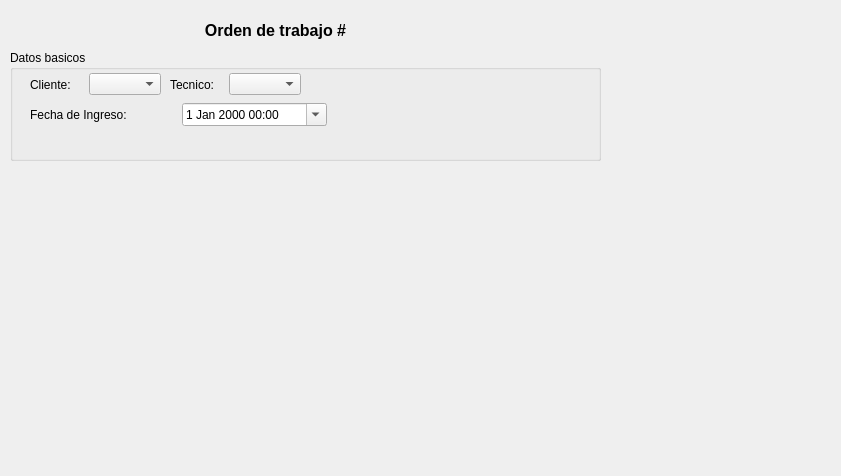
chungote/gestotux, file trunk/plugins/ordentrabajo/formordentrabajobase.ui: the form before one commit.
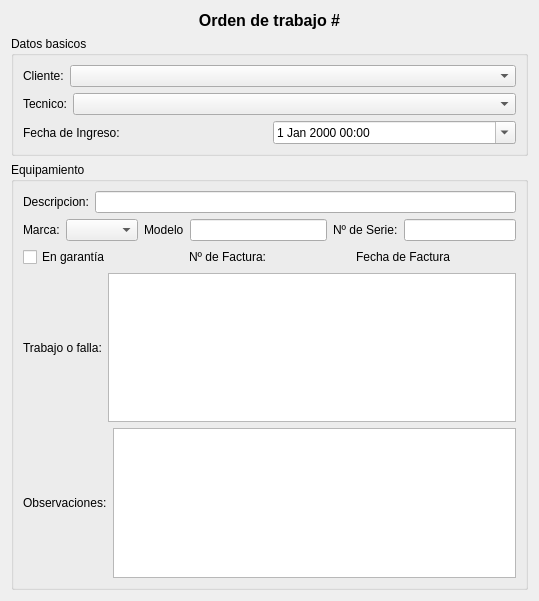
The form after the commit. Custom widgets are drawn as their Qt base class.

Commit message: - Agregado formulario y modelo para la generacion de comprobantes de cuotas.

```diff
--- a/trunk/plugins/ordentrabajo/formordentrabajobase.ui
+++ b/trunk/plugins/ordentrabajo/formordentrabajobase.ui
@@ -6,21 +6,21 @@
    <rect>
     <x>0</x>
     <y>0</y>
-    <width>841</width>
-    <height>476</height>
+    <width>539</width>
+    <height>601</height>
    </rect>
   </property>
   <property name="windowTitle">
    <string>Form</string>
   </property>
+  <layout class="QVBoxLayout" name="verticalLayout_3">
+   <item>
   <widget class="QLabel" name="LNumeroOrden">
-   <property name="geometry">
-    <rect>
-     <x>10</x>
-     <y>0</y>
-     <width>531</width>
-     <height>61</height>
-    </rect>
+     <property name="sizePolicy">
+      <sizepolicy hsizetype="MinimumExpanding" vsizetype="Minimum">
+       <horstretch>0</horstretch>
+       <verstretch>0</verstretch>
+      </sizepolicy>
    </property>
    <property name="text">
     <string>&lt;html&gt;&lt;head/&gt;&lt;body&gt;&lt;p align=&quot;center&quot;&gt;&lt;span style=&quot; font-size:12pt; font-weight:600;&quot;&gt;Orden de trabajo #&lt;/span&gt;&lt;/p&gt;&lt;/body&gt;&lt;/html&gt;</string>
@@ -32,27 +32,20 @@
     <set>Qt::AlignCenter</set>
    </property>
   </widget>
+   </item>
+   <item>
   <widget class="QGroupBox" name="GBBasico">
-   <property name="geometry">
-    <rect>
-     <x>10</x>
-     <y>50</y>
-     <width>591</width>
-     <height>111</height>
-    </rect>
+     <property name="sizePolicy">
+      <sizepolicy hsizetype="Preferred" vsizetype="MinimumExpanding">
+       <horstretch>0</horstretch>
+       <verstretch>0</verstretch>
+      </sizepolicy>
    </property>
    <property name="title">
     <string>Datos basicos</string>
    </property>
-   <widget class="QWidget" name="layoutWidget">
-    <property name="geometry">
-     <rect>
-      <x>20</x>
-      <y>20</y>
-      <width>131</width>
-      <height>29</height>
-     </rect>
-    </property>
+     <layout class="QVBoxLayout" name="verticalLayout_2">
+      <item>
     <layout class="QHBoxLayout" name="horizontalLayout">
      <item>
       <widget class="QLabel" name="LCliente">
@@ -62,19 +55,39 @@
       </widget>
      </item>
      <item>
-      <widget class="ECBClientes" name="CBCliente"/>
-     </item>
-    </layout>
-   </widget>
-   <widget class="QWidget" name="layoutWidget">
-    <property name="geometry">
-     <rect>
-      <x>20</x>
-      <y>50</y>
-      <width>297</width>
-      <height>29</height>
-     </rect>
-    </property>
+         <widget class="ECBClientes" name="CBCliente">
+          <property name="sizePolicy">
+           <sizepolicy hsizetype="MinimumExpanding" vsizetype="Fixed">
+            <horstretch>0</horstretch>
+            <verstretch>0</verstretch>
+           </sizepolicy>
+          </property>
+         </widget>
+        </item>
+       </layout>
+      </item>
+      <item>
+       <layout class="QHBoxLayout" name="horizontalLayout_3">
+        <item>
+         <widget class="QLabel" name="LTecnico">
+          <property name="text">
+           <string>Tecnico:</string>
+          </property>
+         </widget>
+        </item>
+        <item>
+         <widget class="ECBTecnicos" name="CBTecnico">
+          <property name="sizePolicy">
+           <sizepolicy hsizetype="MinimumExpanding" vsizetype="Fixed">
+            <horstretch>0</horstretch>
+            <verstretch>0</verstretch>
+           </sizepolicy>
+          </property>
+         </widget>
+        </item>
+       </layout>
+      </item>
+      <item>
     <layout class="QHBoxLayout" name="horizontalLayout_2">
      <item>
       <widget class="QLabel" name="LFechaIngreso">
@@ -94,30 +107,147 @@
       </widget>
      </item>
     </layout>
-   </widget>
-   <widget class="QWidget" name="layoutWidget_2">
-    <property name="geometry">
-     <rect>
-      <x>160</x>
-      <y>20</y>
-      <width>131</width>
-      <height>29</height>
-     </rect>
-    </property>
-    <layout class="QHBoxLayout" name="horizontalLayout_3">
+      </item>
+     </layout>
+    </widget>
+   </item>
+   <item>
+    <widget class="QGroupBox" name="groupBox">
+     <property name="title">
+      <string>Equipamiento</string>
+     </property>
+     <layout class="QVBoxLayout" name="verticalLayout">
      <item>
-      <widget class="QLabel" name="LTecnico">
+       <layout class="QHBoxLayout" name="horizontalLayout_6">
+        <item>
+         <widget class="QLabel" name="label">
        <property name="text">
-        <string>Tecnico:</string>
+           <string>Descripcion:</string>
        </property>
       </widget>
      </item>
      <item>
-      <widget class="ECBTecnicos" name="CBTecnico"/>
-     </item>
-    </layout>
-   </widget>
-  </widget>
+         <widget class="QLineEdit" name="lineEdit_2"/>
+        </item>
+       </layout>
+      </item>
+      <item>
+       <layout class="QHBoxLayout" name="horizontalLayout_8">
+        <item>
+         <layout class="QHBoxLayout" name="horizontalLayout_4">
+          <item>
+           <widget class="QLabel" name="label_2">
+            <property name="text">
+             <string>Marca:</string>
+            </property>
+           </widget>
+          </item>
+          <item>
+           <widget class="QComboBox" name="comboBox"/>
+          </item>
+         </layout>
+        </item>
+        <item>
+         <layout class="QHBoxLayout" name="horizontalLayout_5">
+          <item>
+           <widget class="QLabel" name="label_3">
+            <property name="text">
+             <string>Modelo</string>
+            </property>
+           </widget>
+          </item>
+          <item>
+           <widget class="QLineEdit" name="lineEdit"/>
+          </item>
+         </layout>
+        </item>
+        <item>
+         <layout class="QHBoxLayout" name="horizontalLayout_7">
+          <item>
+           <widget class="QLabel" name="label_4">
+            <property name="text">
+             <string>Nº de Serie:</string>
+            </property>
+           </widget>
+          </item>
+          <item>
+           <widget class="QLineEdit" name="lineEdit_3"/>
+          </item>
+         </layout>
+        </item>
+       </layout>
+      </item>
+      <item>
+       <layout class="QHBoxLayout" name="horizontalLayout_9">
+        <item>
+         <widget class="QCheckBox" name="checkBox">
+          <property name="text">
+           <string>En garantía</string>
+          </property>
+         </widget>
+        </item>
+        <item>
+         <widget class="QLabel" name="label_5">
+          <property name="text">
+           <string>Nº de Factura:</string>
+          </property>
+         </widget>
+        </item>
+        <item>
+         <widget class="QLabel" name="label_6">
+          <property name="text">
+           <string>Fecha de Factura</string>
+          </property>
+         </widget>
+        </item>
+       </layout>
+      </item>
+      <item>
+       <layout class="QHBoxLayout" name="horizontalLayout_10">
+        <item>
+         <widget class="QLabel" name="label_7">
+          <property name="text">
+           <string>Trabajo o falla:</string>
+          </property>
+         </widget>
+        </item>
+        <item>
+         <widget class="QTextEdit" name="textEdit">
+          <property name="sizePolicy">
+           <sizepolicy hsizetype="Expanding" vsizetype="Preferred">
+            <horstretch>0</horstretch>
+            <verstretch>0</verstretch>
+           </sizepolicy>
+          </property>
+         </widget>
+        </item>
+       </layout>
+      </item>
+      <item>
+       <layout class="QHBoxLayout" name="horizontalLayout_11">
+        <item>
+         <widget class="QLabel" name="label_8">
+          <property name="text">
+           <string>Observaciones:</string>
+          </property>
+         </widget>
+        </item>
+        <item>
+         <widget class="QPlainTextEdit" name="plainTextEdit">
+          <property name="sizePolicy">
+           <sizepolicy hsizetype="Expanding" vsizetype="Preferred">
+            <horstretch>0</horstretch>
+            <verstretch>0</verstretch>
+           </sizepolicy>
+          </property>
+         </widget>
+        </item>
+       </layout>
+      </item>
+     </layout>
+    </widget>
+   </item>
+  </layout>
  </widget>
  <customwidgets>
   <customwidget>
```
Lines whose indentation alone changed are shown as unchanged. The commit also changes 7 other files.
